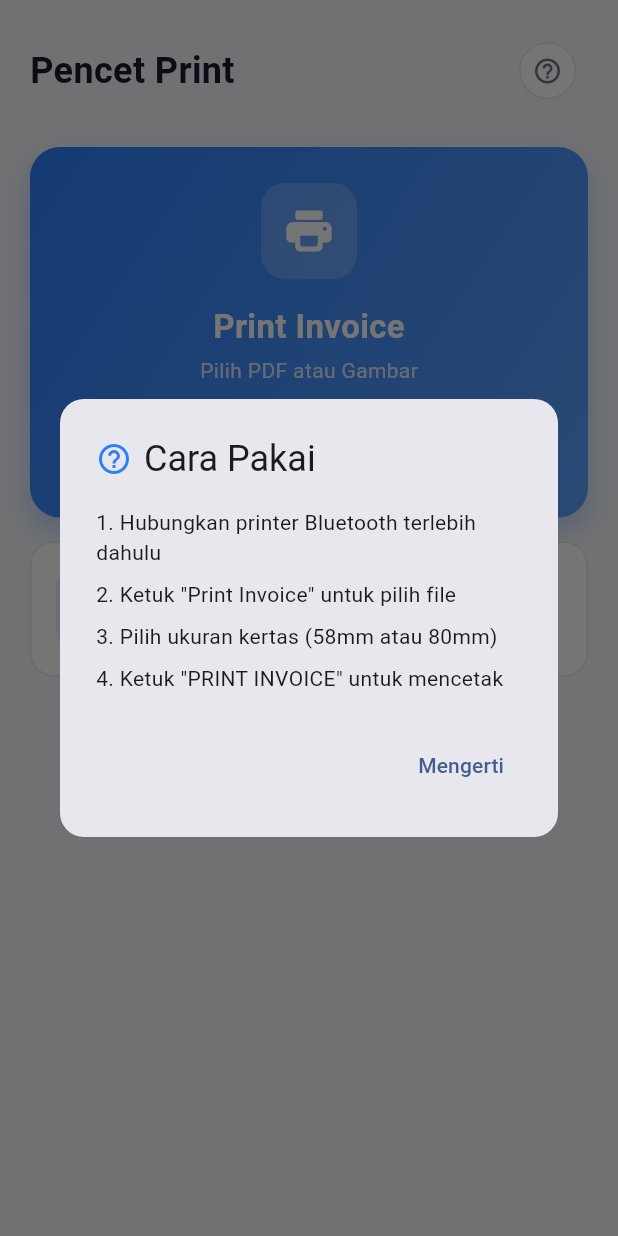
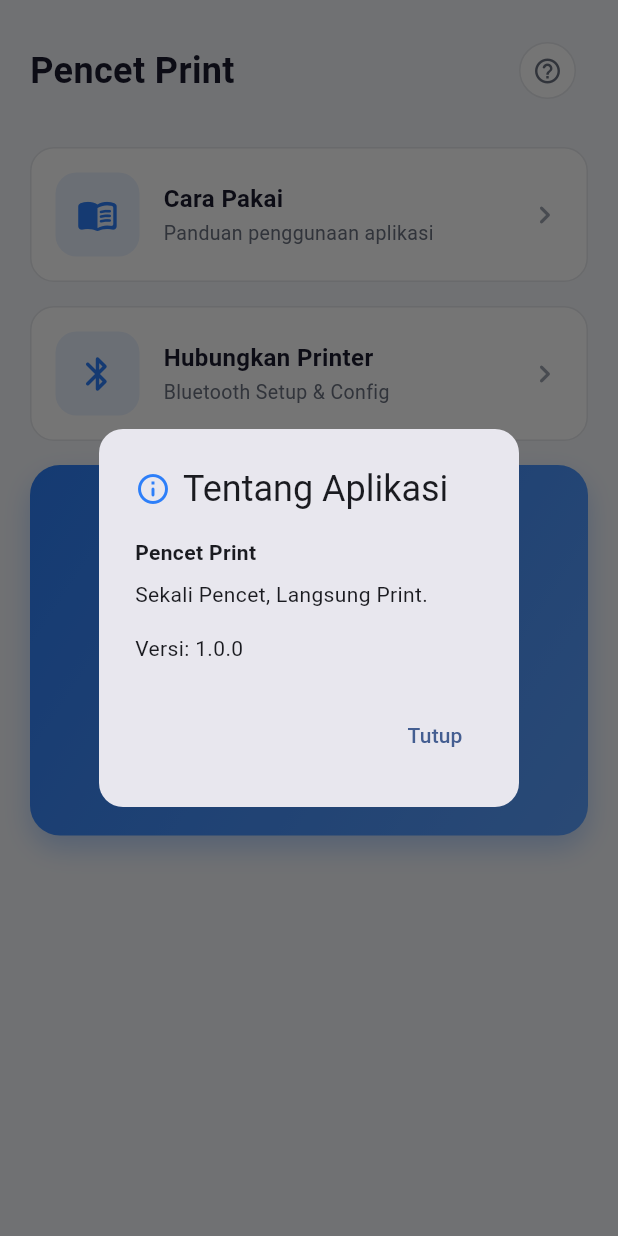
Before and after one commit to mgilangt/pencet-print, a Flutter app: the screen it shows after launch, after a tap on the "help outline" icon, on a phone screen of 412 x 824 dp. Run offline on Flutter 3.47's test engine with Material 3 defaults, Android fonts, the light colour scheme and no system bars; our stand-ins replace file_picker, permission_handler, shared_preferences; missing offline and left inert: esc_pos_utils_plus, pdfx, print_bluetooth_thermal, receive_sharing_intent; Roboto replaces fonts that are missing (Poppins); statements that could not run were skipped.

Commit message:
patch: update compability soc snap 685

```diff
--- a/lib/screens/home_screen.dart
+++ b/lib/screens/home_screen.dart
@@ -1,5 +1,8 @@
 import 'package:flutter/material.dart';
 import 'package:provider/provider.dart';
+import 'dart:async';
+import 'package:file_picker/file_picker.dart';
+import 'package:receive_sharing_intent/receive_sharing_intent.dart';
 import '../config/app_colors.dart';
 import '../providers/printer_provider.dart';
 import '../services/file_service.dart';
@@ -15,6 +18,8 @@ class HomeScreen extends StatefulWidget {
 
 class _HomeScreenState extends State<HomeScreen> {
   final FileService _fileService = FileService();
+  StreamSubscription? _intentDataStreamSubscription;
+  List<SharedMediaFile>? _sharedFiles;
 
   @override
   void initState() {
@@ -23,6 +28,65 @@ class _HomeScreenState extends State<HomeScreen> {
     WidgetsBinding.instance.addPostFrameCallback((_) {
       context.read<PrinterProvider>().init();
     });
+
+    // Initialize sharing intent listener
+    _initSharingListener();
+  }
+
+  @override
+  void dispose() {
+    _intentDataStreamSubscription?.cancel();
+    super.dispose();
+  }
+
+  void _initSharingListener() {
+    // For sharing images coming from outside the app while the app is in the memory
+    _intentDataStreamSubscription =
+        ReceiveSharingIntent.instance.getMediaStream().listen(
+      (List<SharedMediaFile> value) {
+        setState(() {
+          _sharedFiles = value;
+        });
+        _handleSharedFiles(value);
+      },
+      onError: (err) {
+        debugPrint("getIntentDataStream error: $err");
+      },
+    );
+
+    // For sharing images coming from outside the app while the app is closed
+    ReceiveSharingIntent.instance
+        .getInitialMedia()
+        .then((List<SharedMediaFile> value) {
+      setState(() {
+        _sharedFiles = value;
+      });
+      _handleSharedFiles(value);
+    });
+  }
+
+  void _handleSharedFiles(List<SharedMediaFile> files) {
+    if (files.isEmpty) return;
+
+    // Take the first file
+    final file = files.first;
+
+    // Create PlatformFile from SharedMediaFile
+    final platformFile = PlatformFile(
+      path: file.path,
+      name: file.path.split('/').last,
+      size: 0, // Size is not strictly required for file opening by path
+      bytes: null,
+      readStream: null,
+    );
+
+    if (mounted) {
+      Navigator.of(context).push(
+        MaterialPageRoute(
+          builder: (_) => PrintDocumentScreen(file: platformFile),
+        ),
+      );
+    }
   }
 
   Future<void> _pickFileAndNavigate() async {
@@ -61,8 +125,8 @@ class _HomeScreenState extends State<HomeScreen> {
                   ),
                   IconButton(
                     onPressed: () {
-                      // Show help dialog
-                      _showHelpDialog();
+                      // Show app info dialog
+                      _showAppInfoDialog();
                     },
                     icon: Container(
                       padding: const EdgeInsets.all(8),
@@ -83,13 +147,18 @@ class _HomeScreenState extends State<HomeScreen> {
 
               const SizedBox(height: 24),
 
-              // Main action card - Print Invoice
-              _buildPrintInvoiceCard(),
+              // 1. Cara Pakai
+              _buildHelpCard(),
 
               const SizedBox(height: 16),
 
-              // Connect Printer card
+              // 2. Connect Printer card
               _buildConnectPrinterCard(),
+
+              const SizedBox(height: 16),
+
+              // 3. Main action card - Print Invoice
+              _buildPrintInvoiceCard(),
 
               const Spacer(),
 
@@ -339,4 +408,101 @@ class _HomeScreenState extends State<HomeScreen> {
       ),
     );
   }
+
+  void _showAppInfoDialog() {
+    showDialog(
+      context: context,
+      builder: (context) => AlertDialog(
+        shape: RoundedRectangleBorder(borderRadius: BorderRadius.circular(16)),
+        title: const Row(
+          children: [
+            Icon(Icons.info_outline_rounded, color: AppColors.primary),
+            SizedBox(width: 8),
+            Text('Tentang Aplikasi'),
+          ],
+        ),
+        content: const Column(
+          mainAxisSize: MainAxisSize.min,
+          crossAxisAlignment: CrossAxisAlignment.start,
+          children: [
+            Text(
+              'Pencet Print',
+              style: TextStyle(fontWeight: FontWeight.bold),
+            ),
+            SizedBox(height: 8),
+            Text('Sekali Pencet, Langsung Print.'),
+            SizedBox(height: 16),
+            Text('Versi: 1.0.0'),
+          ],
+        ),
+        actions: [
+          TextButton(
+            onPressed: () => Navigator.pop(context),
+            child: const Text('Tutup'),
+          ),
+        ],
+      ),
+    );
+  }
+
+  Widget _buildHelpCard() {
+    return InkWell(
+      onTap: _showHelpDialog,
+      borderRadius: BorderRadius.circular(16),
+      child: Container(
+        padding: const EdgeInsets.all(16),
+        decoration: BoxDecoration(
+          color: Colors.white,
+          borderRadius: BorderRadius.circular(16),
+          border: Border.all(color: AppColors.border),
+        ),
+        child: Row(
+          children: [
+            Container(
+              width: 56,
+              height: 56,
+              decoration: BoxDecoration(
+                color: AppColors.primary.withOpacity(0.1),
+                borderRadius: BorderRadius.circular(14),
+              ),
+              child: const Icon(
+                Icons.menu_book_rounded,
+                color: AppColors.primary,
+                size: 28,
+              ),
+            ),
+            const SizedBox(width: 16),
+            const Expanded(
+              child: Column(
+                crossAxisAlignment: CrossAxisAlignment.start,
+                children: [
+                  Text(
+                    'Cara Pakai',
+                    style: TextStyle(
+                      fontSize: 16,
+                      fontWeight: FontWeight.w600,
+                      color: AppColors.textPrimary,
+                    ),
+                  ),
+                  SizedBox(height: 2),
+                  Text(
+                    'Panduan penggunaan aplikasi',
+                    style: TextStyle(
+                      fontSize: 13,
+                      color: AppColors.textSecondary,
+                    ),
+                  ),
+                ],
+              ),
+            ),
+            const Icon(
+              Icons.chevron_right_rounded,
+              color: AppColors.textLight,
+              size: 24,
+            ),
+          ],
+        ),
+      ),
+    );
+  }
 }
--- a/pubspec.yaml
+++ b/pubspec.yaml
@@ -1,5 +1,5 @@
 name: pencet_print
-description: "Simple POS app for thermal Bluetooth printer - Pencet Print"
+description: "Sekali Pencet, Langsung Print"
 publish_to: 'none'
 version: 1.0.0+1
 
@@ -33,6 +33,8 @@ dependencies:
 
   # Icons
   cupertino_icons: ^1.0.8
+  receive_sharing_intent: ^1.8.1
+  permission_handler: ^12.0.1
 
 dev_dependencies:
   flutter_test:
```
Also changed, not shown: lib/services/bluetooth_printer_service.dart (+53 -2 lines), pubspec.lock, 4 other files.
